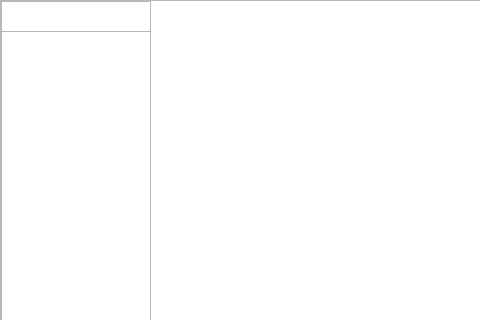
Qt form primodial.ui (giantroad/ichimoku) before a commit; both pictures show x 0 to 480 and y 0 to 320 of the 690 by 458 pixel window.
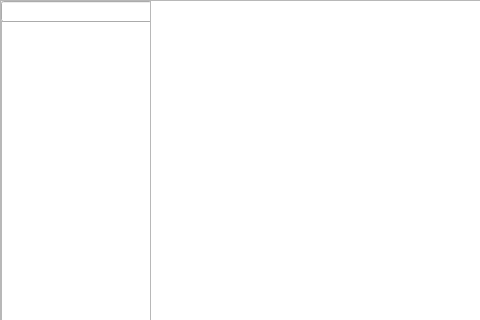
The same form after that commit.

Commit message: search part

```diff
--- a/primodial.ui
+++ b/primodial.ui
@@ -38,9 +38,9 @@
      <property name="geometry">
       <rect>
        <x>0</x>
-       <y>30</y>
+       <y>20</y>
        <width>151</width>
-       <height>331</height>
+       <height>341</height>
       </rect>
      </property>
     </widget>
@@ -54,13 +54,13 @@
       </rect>
      </property>
     </widget>
-    <widget class="QTextEdit" name="textEdit">
+    <widget class="QLineEdit" name="share">
      <property name="geometry">
       <rect>
        <x>0</x>
        <y>0</y>
        <width>151</width>
-       <height>31</height>
+       <height>21</height>
       </rect>
      </property>
     </widget>
```
The commit also changes 2 other files.
